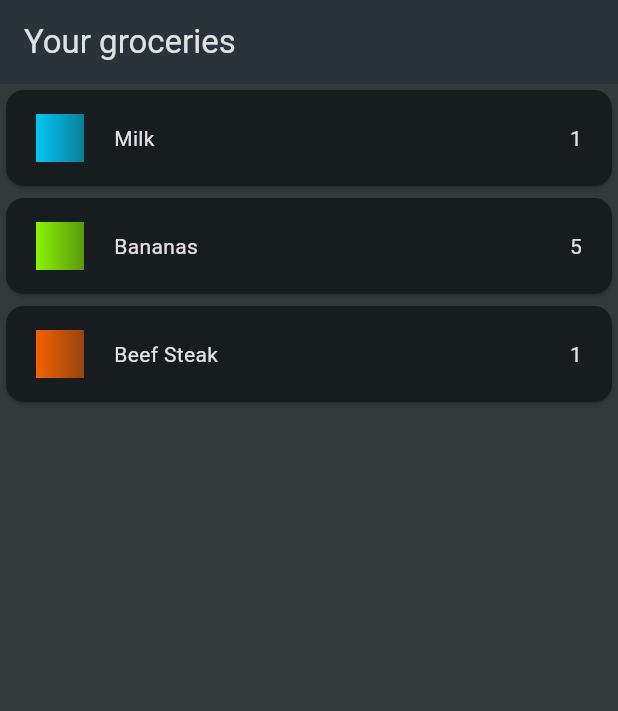
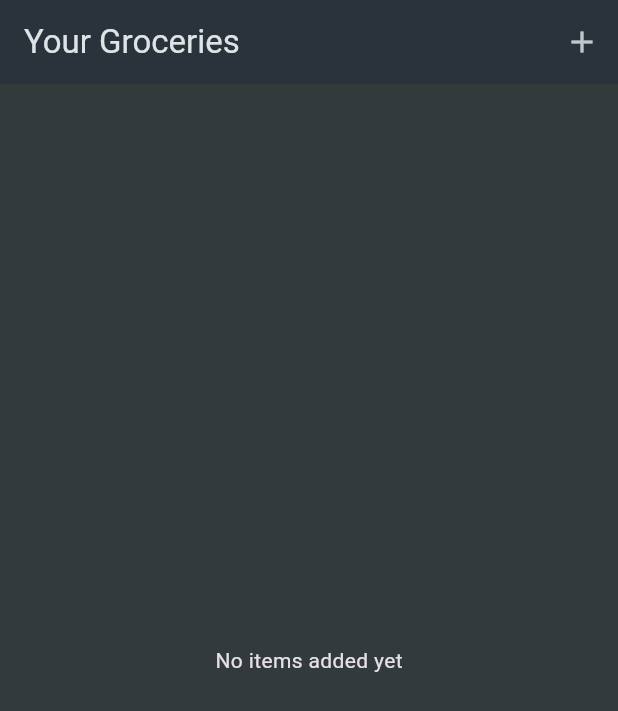
Before and after one commit to ShoeRiderr/grocery_list, a Flutter app: the screen it shows after launch, on a phone screen of 412 x 824 dp. Shown: the top 711 px of the screen. Run offline on Flutter 3.47's test engine with Material 3 defaults, Android fonts, the phone set to English and light mode, and no system bars; our stand-ins replace flutter_riverpod.

Commit message:
add form for adding new items

```diff
--- a/lib/data/dummy_items.dart
+++ b/lib/data/dummy_items.dart
@@ -1,20 +1,4 @@
 import 'package:shopping_list/models/grocery_item.dart';
 import 'package:shopping_list/data/categories.dart';
 
-final groceryItems = [
-  GroceryItem(
-      id: 'a',
-      name: 'Milk',
-      quantity: 1,
-      category: categories[Categories.dairy]!),
-  GroceryItem(
-      id: 'b',
-      name: 'Bananas',
-      quantity: 5,
-      category: categories[Categories.fruit]!),
-  GroceryItem(
-      id: 'c',
-      name: 'Beef Steak',
-      quantity: 1,
-      category: categories[Categories.meat]!),
-];
+final groceryItems = [];
--- a/lib/main.dart
+++ b/lib/main.dart
@@ -1,4 +1,5 @@
 import 'package:flutter/material.dart';
+import 'package:shopping_list/screens/groceries.dart';
 import 'package:shopping_list/screens/tabs.dart';
 
 void main() {
@@ -20,7 +21,7 @@ class MyApp extends StatelessWidget {
         ),
         scaffoldBackgroundColor: const Color.fromARGB(255, 50, 58, 60),
       ),
-      home: const TabsScreen(),
+      home: const GroceriesScreen(),
     );
   }
 }
--- a/lib/screens/groceries.dart
+++ b/lib/screens/groceries.dart
@@ -1,22 +1,11 @@
 import 'package:flutter/material.dart';
-import 'package:shopping_list/models/grocery_item.dart';
-import 'package:shopping_list/widgets/grocery_list_item.dart';
+import 'package:shopping_list/widgets/grocery_list.dart';
 
 class GroceriesScreen extends StatelessWidget {
-  const GroceriesScreen({
-    super.key,
-    required this.groceryList,
-  });
-
-  final List<GroceryItem> groceryList;
+  const GroceriesScreen({super.key});
 
   @override
   Widget build(BuildContext context) {
-    return ListView.builder(
-      itemCount: groceryList.length,
-      itemBuilder: (ctx, index) => GroceryListItem(
-        groceryItem: groceryList[index],
-      ),
-    );
+    return const GroceryList();
   }
 }
--- a/lib/screens/tabs.dart
+++ b/lib/screens/tabs.dart
@@ -1,6 +1,5 @@
 import 'package:flutter/material.dart';
 import 'package:flutter_riverpod/flutter_riverpod.dart';
-import 'package:shopping_list/data/dummy_items.dart';
 import 'package:shopping_list/screens/groceries.dart';
 
 class TabsScreen extends ConsumerStatefulWidget {
@@ -17,9 +16,7 @@ class _TabsScreenState extends ConsumerState<TabsScreen> {
   Widget build(BuildContext context) {
     String activePageTitle = 'Your groceries';
 
-    Widget activePage = GroceriesScreen(
-      groceryList: groceryItems,
-    );
+    Widget activePage = const GroceriesScreen();
 
     return Scaffold(
       appBar: AppBar(
--- /dev/null
+++ b/lib/widgets/grocery_list.dart
@@ -0,0 +1,57 @@
+import 'package:flutter/material.dart';
+
+import 'package:shopping_list/data/dummy_items.dart';
+import 'package:shopping_list/models/grocery_item.dart';
+import 'package:shopping_list/screens/new_item.dart';
+import 'package:shopping_list/widgets/grocery_list_item.dart';
+
+class GroceryList extends StatefulWidget {
+  const GroceryList({super.key});
+
+  @override
+  State<GroceryList> createState() => _GroceryListState();
+}
+
+class _GroceryListState extends State<GroceryList> {
+  void _addItem() async {
+    final newItem = await Navigator.of(context).push<GroceryItem>(
+      MaterialPageRoute(
+        builder: (ctx) => const NewItem(),
+      ),
+    );
+
+    if (newItem == null) {
+      return;
+    }
+    setState(() {
+      groceryItems.add(newItem);
+    });
+  }
+
+  @override
+  Widget build(BuildContext context) {
+    Widget content = const Center(child: Text('No items added yet'));
+
+    if (groceryItems.isNotEmpty) {
+      content = ListView.builder(
+        itemCount: groceryItems.length,
+        itemBuilder: (ctx, index) => GroceryListItem(
+          groceryItem: groceryItems[index],
+        ),
+      );
+    }
+
+    return Scaffold(
+      appBar: AppBar(
+        title: const Text('Your Groceries'),
+        actions: [
+          IconButton(
+            onPressed: _addItem,
+            icon: const Icon(Icons.add),
+          ),
+        ],
+      ),
+      body: content,
+    );
+  }
+}
--- a/lib/widgets/grocery_list_item.dart
+++ b/lib/widgets/grocery_list_item.dart
@@ -1,4 +1,5 @@
 import 'package:flutter/material.dart';
+import 'package:shopping_list/data/dummy_items.dart';
 import 'package:shopping_list/models/grocery_item.dart';
 
 class GroceryListItem extends StatelessWidget {
@@ -9,33 +10,27 @@ class GroceryListItem extends StatelessWidget {
 
   final GroceryItem groceryItem;
 
+  void _removeItem() {
+    groceryItems.remove(groceryItem);
+  }
+
   @override
   Widget build(BuildContext context) {
-    return Card(
-      child: Padding(
-        padding: const EdgeInsets.symmetric(horizontal: 20, vertical: 16),
-        child: Column(
-          children: [
-            Row(
-              children: [
-                Container(
-                  padding: const EdgeInsets.all(16),
-                  decoration: BoxDecoration(
-                    gradient: LinearGradient(
-                      colors: [
-                        groceryItem.category.color.withOpacity(0.95),
-                        groceryItem.category.color.withOpacity(0.55),
-                      ],
-                    ),
-                  ),
-                ),
-                const SizedBox(width: 20),
-                Text(groceryItem.name),
-                const Spacer(),
-                Text(groceryItem.quantity.toString()),
-              ],
-            ),
-          ],
+    return Dismissible(
+      onDismissed: (direction) {
+        _removeItem();
+      },
+      direction: DismissDirection.endToStart,
+      key: ValueKey(groceryItem.id),
+      child: ListTile(
+        title: Text(groceryItem.name),
+        leading: Container(
+          width: 24,
+          height: 24,
+          color: groceryItem.category.color,
+        ),
+        trailing: Text(
+          groceryItem.quantity.toString(),
         ),
       ),
     );
```
Also changed, not shown: lib/screens/new_item.dart (added, +139 -0 lines).
